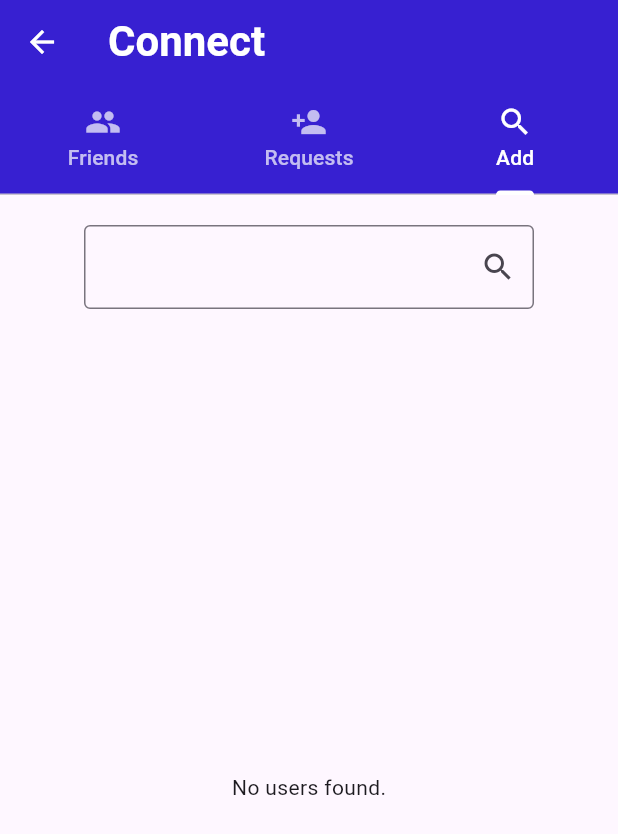
After one commit to Abdullahshaz70/myChatApp, a Flutter app: the Friends screen opened directly, tab 3 chosen, on a phone screen of 412 x 824 dp. The commit adds this screen. Shown: the top 834 px of the screen. Run offline on Flutter 3.47's test engine with Material 3 defaults, Android fonts, the phone set to English and light mode, and no system bars; our stand-ins replace cloud_firestore, firebase_auth, firebase_core; accounts and stored records are empty; network calls fail.

Commit message:
Searching complete

```diff
--- a/lib/chats.dart
+++ b/lib/chats.dart
@@ -3,7 +3,7 @@ import 'package:firebase_auth/firebase_auth.dart';
 import 'package:flutter/material.dart';
 
 import 'login.dart';
-
+import 'friends.dart';
 
 class Chats extends StatefulWidget{
   @override
@@ -28,12 +28,11 @@ class _Chats extends State<Chats>{
         context: context,
         position: RelativeRect.fromLTRB(1000, 80, 0, 0),
         items: [
+          PopupMenuItem(child: Text("Friends") , value: 'friends',),
           PopupMenuItem(child: Text("Log Out") , value: 'logout',),
         ]
     ).then((value){
       if(value=="logout"){
-        // Logout();
-
         showDialog(
             context: context,
             builder: (context){
@@ -61,6 +60,10 @@ class _Chats extends State<Chats>{
         );
 
       }
+      else if(value=="friends"){
+        Navigator.push(context, MaterialPageRoute(builder: (context) => Friends()));
+      }
+
     });
   }
 
--- /dev/null
+++ b/lib/friends.dart
@@ -0,0 +1,209 @@
+import 'package:cloud_firestore/cloud_firestore.dart';
+import 'package:firebase_auth/firebase_auth.dart';
+import 'package:flutter/material.dart';
+
+
+class Friends extends StatefulWidget{
+  @override
+  State<Friends> createState() => _Friends();
+}
+
+class _Friends extends State<Friends>{
+  @override
+
+
+
+
+  Widget build(BuildContext context){
+    return DefaultTabController(
+        length: 3,
+        child: Scaffold(
+          appBar: AppBar(
+            backgroundColor: Color.fromRGBO(55, 32, 209, 1.0),
+            foregroundColor: Colors.white,
+            title: Text("Connect",style: TextStyle(fontWeight: FontWeight.bold , fontSize: 28),),
+
+            bottom: TabBar(
+                labelColor: Colors.white,
+                unselectedLabelColor: Colors.white70,
+                indicatorColor: Colors.white,
+                tabs: [
+                  Tab(text: "Friends", icon: Icon(Icons.people)),
+                  Tab(text: "Requests", icon: Icon(Icons.person_add)),
+                  Tab(text: "Add", icon: Icon(Icons.search)),
+                ]
+            ),
+          ),
+
+          body: TabBarView(
+              children: [
+                FriendsTab(),
+                RequestsTab(),
+                addFriendsTab(),
+              ]
+          ),
+        )
+    );
+  }
+}
+
+
+class FriendsTab extends StatefulWidget{
+
+  @override
+  State<FriendsTab> createState() => _FriendsTab();
+}
+
+class _FriendsTab extends State<FriendsTab>{
+
+  @override
+  Widget build(BuildContext context){
+    return Container(
+      child: Column(
+        children: [
+          Text("Friends Tab"),
+        ],
+      ),
+    );
+  }
+}
+
+
+class RequestsTab extends StatefulWidget{
+
+  @override
+  State<RequestsTab> createState() => _RequestsTab();
+}
+
+class _RequestsTab extends State<RequestsTab>{
+
+  @override
+  Widget build(BuildContext context){
+    return Container(
+      child: Column(
+        children: [
+          Text("Request Tab"),
+        ],
+      ),
+    );
+  }
+}
+
+
+class addFriendsTab extends StatefulWidget{
+
+  @override
+  State<addFriendsTab> createState() => _addFriendsTab();
+}
+
+class _addFriendsTab extends State<addFriendsTab>{
+
+  TextEditingController _searchController = TextEditingController();
+
+  List<Map<String , dynamic>> searchUsers = [];
+
+
+
+  void dispose(){
+    _searchController.dispose();
+    super.dispose();
+
+  }
+
+  void searchUser() async{
+
+    final currentUser = FirebaseAuth.instance.currentUser;
+    if (currentUser == null) return;
+
+    String search;
+    search = _searchController.text.trim();
+    if(search.isEmpty) return;
+
+
+
+   try{
+     QuerySnapshot snapshot = await FirebaseFirestore.instance
+         .collection('user')
+         .where('name', isGreaterThanOrEqualTo: search)
+         .where('name', isLessThan: search + 'z')
+         .get();
+
+     List<Map<String, dynamic>> results = snapshot.docs
+         .map((doc) => doc.data() as Map<String, dynamic>)
+         .where((user) => user['uid'] != currentUser.uid) // 👈 Skip self
+         .toList();
+
+     setState(() {
+      searchUsers = results;
+     });
+
+   } catch(e){
+
+   }
+
+  }
+
+  @override
+  Widget build(BuildContext context){
+    return Center(
+      child: Column(
+        children: [
+          SizedBox(height: 20,),
+
+          Container(
+            width: 300,
+            child: TextField(
+                controller: _searchController,
+                decoration: InputDecoration(
+                  suffixIcon: IconButton(onPressed: (){searchUser();}, icon: Icon(Icons.search)),
+                  border: OutlineInputBorder()
+                ),
+          )
+
+
+          ),
+          SizedBox(height: 20,),
+
+          Expanded(
+            child: searchUsers.isEmpty
+                ? Center(child: Text('No users found.'))
+                : ListView.builder(
+              itemCount: searchUsers.length,
+              itemBuilder: (context, index) {
+                final user = searchUsers[index];
+                return Center(
+                  child: Container(
+                    decoration: BoxDecoration(
+                      color: Colors.white, // background color
+                      borderRadius: BorderRadius.circular(12),
+                      border: Border.all(color: Colors.grey.shade300),
+                      boxShadow: [
+                        BoxShadow(
+                          color: Colors.grey.withOpacity(0.3),
+                          spreadRadius: 2,
+                          blurRadius: 5,
+                          offset: Offset(0, 3),
+                        ),
+                      ],
+
+                    ),
+                    width: 300,
+                    child: ListTile(
+                      title: Text(
+                        user['name'],
+                        textAlign: TextAlign.center,
+                      ),
+
+                      trailing: IconButton(onPressed: (){}, icon: Icon(Icons.add)),
+                    ),
+                  ),
+                );
+              },
+            ),
+          ),
+
+        ],
+      ),
+    );
+  }
+}
```
